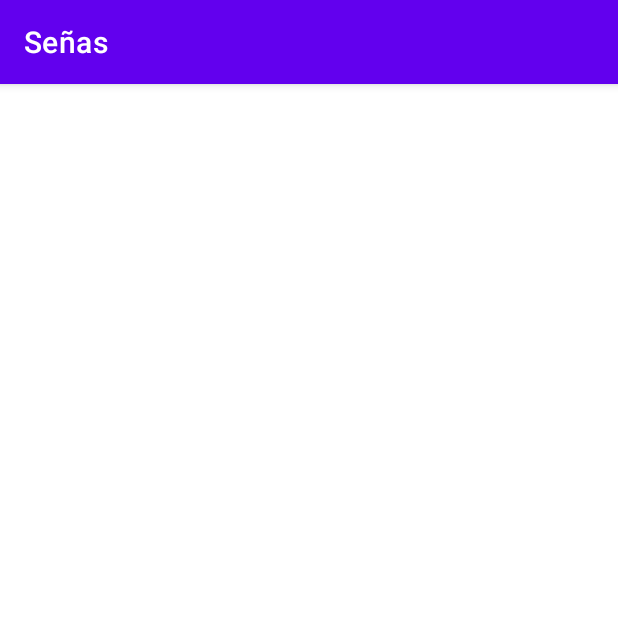
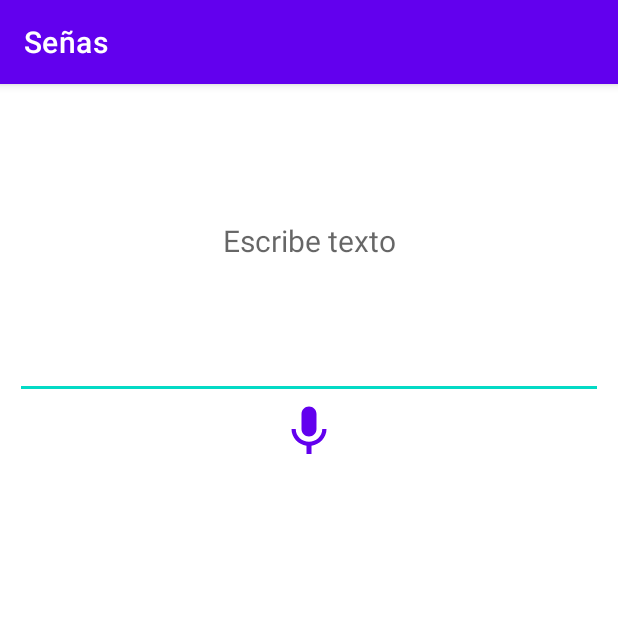
Before and after one commit to TheSkrapy/App, an Android app: the TextSignActivity screen opened directly, with no data from a screen before it, on a phone screen of 412 x 824 dp, the top half of it. Run offline under Robolectric (Android 15) with nearby library versions, the phone set to English and light mode, and no system bars.

Commit message:
Text_sign E1 activity_text_sign creado

```diff
--- /dev/null
+++ b/app/src/main/res/drawable/ic_baseline_keyboard_voice_24.xml
@@ -0,0 +1,5 @@
+<vector android:height="24dp" android:tint="#000000"
+    android:viewportHeight="24" android:viewportWidth="24"
+    android:width="24dp" xmlns:android="http://schemas.android.com/apk/res/android">
+    <path android:fillColor="@android:color/white" android:pathData="M12,15c1.66,0 2.99,-1.34 2.99,-3L15,6c0,-1.66 -1.34,-3 -3,-3S9,4.34 9,6v6c0,1.66 1.34,3 3,3zM17.3,12c0,3 -2.54,5.1 -5.3,5.1S6.7,15 6.7,12L5,12c0,3.42 2.72,6.23 6,6.72L11,22h2v-3.28c3.28,-0.48 6,-3.3 6,-6.72h-1.7z"/>
+</vector>
--- a/app/src/main/res/layout/activity_text_sign.xml
+++ b/app/src/main/res/layout/activity_text_sign.xml
@@ -1,9 +1,43 @@
 <?xml version="1.0" encoding="utf-8"?>
-<androidx.constraintlayout.widget.ConstraintLayout xmlns:android="http://schemas.android.com/apk/res/android"
+<LinearLayout xmlns:android="http://schemas.android.com/apk/res/android"
 
     xmlns:tools="http://schemas.android.com/tools"
     android:layout_width="match_parent"
     android:layout_height="match_parent"
+    android:orientation="vertical"
     tools:context=".TextSignActivity">
+    <LinearLayout
+        android:layout_width="match_parent"
+        android:layout_height="250dp"
+        android:orientation="vertical">
+        <EditText
+            android:id="@+id/st_eTwrite"
+            android:layout_width="match_parent"
+            android:layout_height="210dp"
+            android:layout_marginLeft="10dp"
+            android:layout_marginRight="10dp"
+            android:hint="@string/escribe"
+            android:inputType="text"
+            android:textSize="20sp"
+            android:textAlignment="center"/>
+        <Button
+            android:id="@+id/st_microphone"
+            android:layout_width="40dp"
+            android:layout_height="40dp"
+            android:layout_gravity="center"
+            android:background="@drawable/ic_baseline_keyboard_voice_24"
+            />
+    </LinearLayout>
 
-</androidx.constraintlayout.widget.ConstraintLayout>
+    <ScrollView
+        android:layout_width="match_parent"
+        android:layout_height="wrap_content">
+        <TableLayout
+            android:layout_width="match_parent"
+            android:layout_height="wrap_content"
+            android:id="@+id/st_tableLayout">
+
+        </TableLayout>
+    </ScrollView>
+
+</LinearLayout>
--- a/app/src/main/res/values/strings.xml
+++ b/app/src/main/res/values/strings.xml
@@ -1,3 +1,4 @@
 <resources>
     <string name="app_name">Señas</string>
+    <string name="escribe">Escribe texto</string>
 </resources>
```
Also changed, not shown: app/src/main/res/layout/row_table_iv.xml (added, +39 -0 lines).
